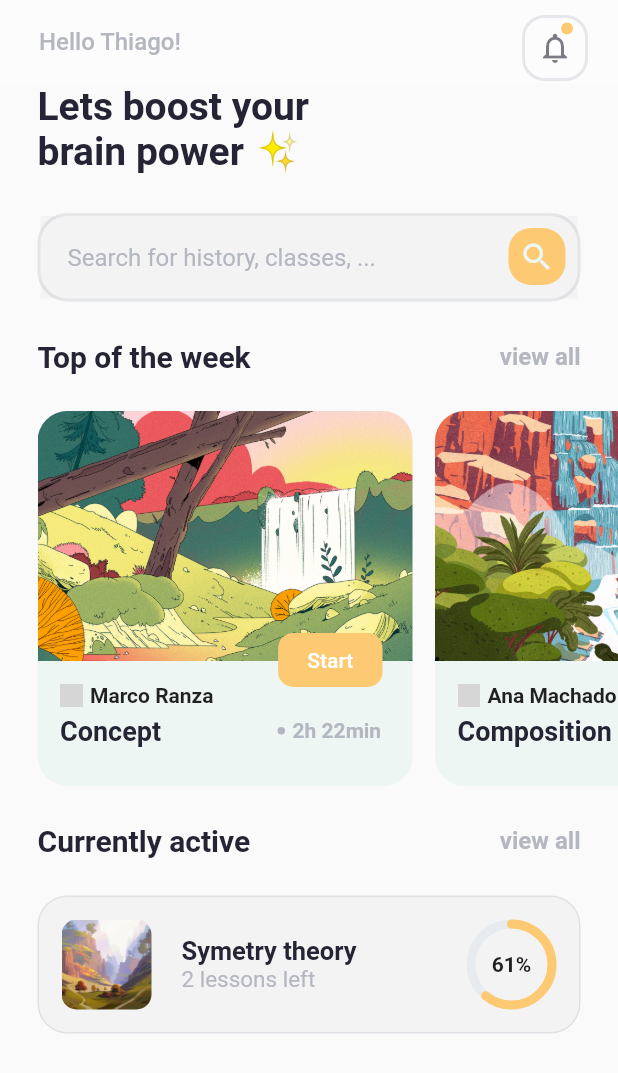
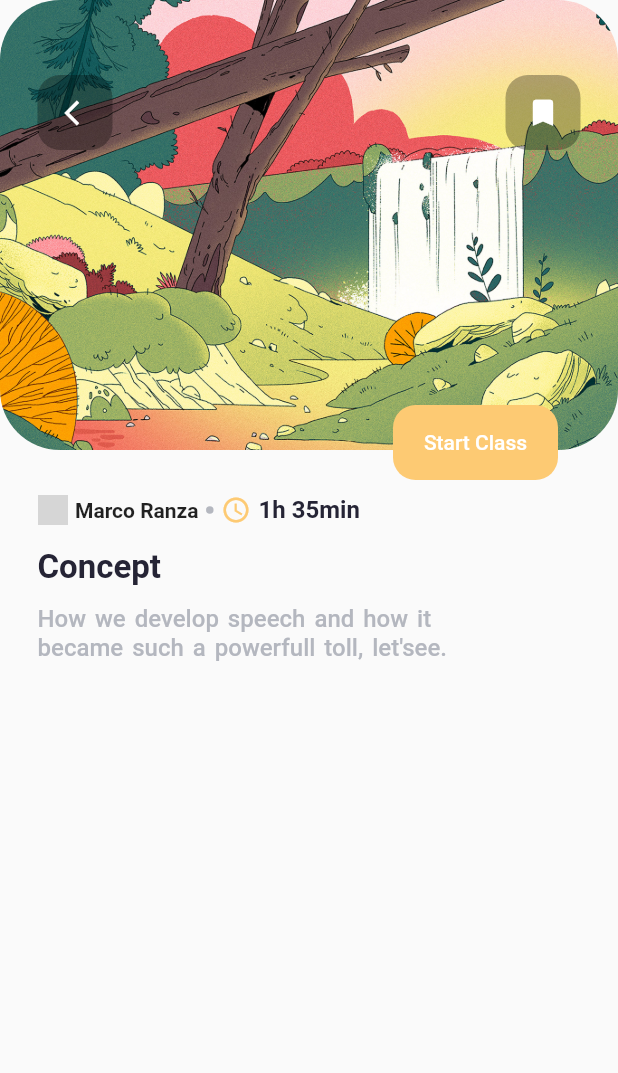
Before and after one commit to td-santos/Flutter_Course_App, a Flutter app: the screen it shows after launch, after a tap on "Start", on a phone screen of 412 x 824 dp. Shown: the top 1073 px of the screen. Run offline on Flutter 3.47's test engine with Material 2 defaults, Android fonts, the phone set to English and light mode, and no system bars; drawn by our look-alikes of percent_indicator; network calls fail; grey boxes are pictures that could not be loaded.

Commit message:
detailPage part1

```diff
--- /dev/null
+++ b/flutter_course_app/lib/screens/detail/detail.dart
@@ -0,0 +1,26 @@
+import 'package:flutter/material.dart';
+import 'package:flutter_course_app/models/course.dart';
+import 'package:flutter_course_app/screens/detail/widget/course_description.dart';
+import 'package:flutter_course_app/screens/detail/widget/course_progress.dart';
+import 'package:flutter_course_app/screens/detail/widget/custom_appbar.dart';
+
+class DetailPage extends StatelessWidget {
+  final Course course;
+  const DetailPage({ Key key,@required this.course }) : super(key: key);
+
+  @override
+  Widget build(BuildContext context) {
+    return Scaffold(
+      body: SingleChildScrollView(
+        child: Column(
+          mainAxisSize: MainAxisSize.min,
+          children: [
+            CustomAppBar(course: course,),
+            CourseDescription(course: course,),
+            CourseProgress()
+          ],
+        ),
+      ),
+    );
+  }
+}
--- /dev/null
+++ b/flutter_course_app/lib/screens/detail/widget/course_description.dart
@@ -0,0 +1,62 @@
+import 'package:flutter/material.dart';
+import 'package:flutter_course_app/constants/colors.dart';
+import 'package:flutter_course_app/models/course.dart';
+
+class CourseDescription extends StatelessWidget {
+  final Course course;
+  const CourseDescription({ Key key,@required this.course }) : super(key: key);
+
+  @override
+  Widget build(BuildContext context) {
+    return Container(
+      padding: EdgeInsets.symmetric(horizontal: 25,vertical: 10),
+      child: Column(
+        crossAxisAlignment: CrossAxisAlignment.start,
+        children: [
+          Row(
+            children: [
+              ClipRRect(
+                borderRadius: BorderRadius.circular(50),
+                child: Image.network(course.authorImg,width: 20,)
+              ),
+              SizedBox(width: 5,),
+              Text(course.author, style: TextStyle(
+                fontWeight: FontWeight.bold
+              ),),
+              Container(
+                margin: EdgeInsets.symmetric(horizontal: 5),
+                height: 5,
+                width: 5,
+                decoration: BoxDecoration(
+                  shape: BoxShape.circle,
+                  color: kFontLight
+                ),
+              ),
+              Icon(Icons.access_time,size: 20, color: kAccent,),
+              SizedBox(width: 5,),
+              Text('1h 35min', style: TextStyle(
+                fontWeight: FontWeight.bold,
+                fontSize: 16,
+                color: kFont
+              ),)
+            ],
+          ),
+          SizedBox(height: 15,),
+          Text(course.title,style: TextStyle(
+            fontWeight: FontWeight.bold,
+            fontSize: 22,
+            color: kFont
+          ),),
+          SizedBox(height: 12,),
+          Text('How we develop speech and how it\nbecame such a powerfull toll, let\'see.',
+            style: TextStyle(
+              wordSpacing: 2,
+              fontWeight: FontWeight.w500,
+              fontSize: 16,
+              color: kFontLight
+            ),)
+        ],
+      ),
+    );
+  }
+}
--- /dev/null
+++ b/flutter_course_app/lib/screens/detail/widget/course_progress.dart
@@ -0,0 +1,12 @@
+import 'package:flutter/material.dart';
+
+class CourseProgress extends StatelessWidget {
+  const CourseProgress({ Key key }) : super(key: key);
+
+  @override
+  Widget build(BuildContext context) {
+    return Container(
+
+    );
+  }
+}
--- /dev/null
+++ b/flutter_course_app/lib/screens/detail/widget/custom_appbar.dart
@@ -0,0 +1,91 @@
+import 'package:flutter/material.dart';
+import 'package:flutter_course_app/constants/colors.dart';
+import 'package:flutter_course_app/models/course.dart';
+
+class CustomAppBar extends StatelessWidget {
+  final Course course;
+  const CustomAppBar({ Key key, this.course }) : super(key: key);
+
+  @override
+  Widget build(BuildContext context) {
+    return Container(
+      child: Stack(
+        children: [
+          Column(
+            children: [
+              Container(
+                decoration: BoxDecoration(
+                  borderRadius: BorderRadius.circular(40)
+                ),
+                height: 300,
+                width: double.infinity,
+                child: ClipRRect(
+                  borderRadius: BorderRadius.circular(40),
+                  child: Image.asset(course.imageUrl,fit: BoxFit.cover,),
+                ),
+              ),
+              Container(
+                height: 20,
+              )
+            ],
+          ),
+          Positioned(
+            bottom: 0,
+            right: 40,
+            child: Container(
+              height: 50,
+              width: 110,
+              child: ElevatedButton(
+                onPressed: (){},
+                style: ElevatedButton.styleFrom(
+                  primary: kAccent,
+                  elevation: 0,
+                  shape: RoundedRectangleBorder(borderRadius: BorderRadius.circular(15))
+                ),
+                child: Text('Start Class'),
+              ),
+            )
+          ),
+
+          Positioned(
+            top: 50, //MediaQuery.of(context).padding.top,
+            left: 25,
+            child: Container(
+              height: 50,
+              width: 50,
+              padding: EdgeInsets.only(left: 6),
+              decoration: BoxDecoration(
+                color: Colors.black.withOpacity(0.3),
+                borderRadius: BorderRadius.circular(15)
+              ),
+              child: IconButton(
+                icon: Icon(Icons.arrow_back_ios, color: Colors.white,),
+                iconSize: 20,
+                onPressed: (){
+                  Navigator.of(context).pop();
+                }),
+            )
+            ),
+
+            Positioned(
+              top: 50,
+              right: 25,
+              child: Container(
+              height: 50,
+              width: 50,
+              //padding: EdgeInsets.only(left: 6),
+              decoration: BoxDecoration(
+                color: Colors.black.withOpacity(0.3),
+                borderRadius: BorderRadius.circular(15)
+              ),
+              child: IconButton(
+                icon: Icon(Icons.bookmark, color: Colors.white,),
+                iconSize: 23,
+                onPressed: (){}),
+            )
+            )
+        ],
+      )
+    );
+  }
+}
--- a/flutter_course_app/lib/screens/home/home_page.dart
+++ b/flutter_course_app/lib/screens/home/home_page.dart
@@ -29,6 +29,51 @@ class HomePage extends StatelessWidget {
           ],
         ),
       ),
+      bottomNavigationBar: _navigationBar(),
+    );
+  }
+
+  BottomNavigationBar _navigationBar() {
+    return BottomNavigationBar(
+      type: BottomNavigationBarType.fixed,
+      backgroundColor: kBackground,
+      showSelectedLabels: false,
+      showUnselectedLabels: false,
+      items: [
+        BottomNavigationBarItem(
+          label: 'home',
+          icon: Container(
+            padding: EdgeInsets.only(bottom: 5),
+            decoration: BoxDecoration(
+              border: Border(
+                bottom: BorderSide(
+                  color: kAccent,
+                  width: 2
+                )
+              )
+            ),
+            child: Text('Home', style: TextStyle(
+              fontWeight: FontWeight.bold
+            ),),
+          )
+        ),
+
+        BottomNavigationBarItem(
+          label: 'calendar',
+          icon: Icon(Icons.calendar_today,size: 22,)
+        ),
+
+        BottomNavigationBarItem(
+          label: 'bookmark',
+          icon: Icon(Icons.bookmark_border_outlined,size: 22,)
+        ),
+
+        BottomNavigationBarItem(
+          label: 'user',
+          icon: Icon(Icons.person_outline,size: 22,)
+        ),
+
+      ],
     );
   }
 
--- a/flutter_course_app/lib/screens/home/widget/course_item.dart
+++ b/flutter_course_app/lib/screens/home/widget/course_item.dart
@@ -1,6 +1,7 @@
 import 'package:flutter/material.dart';
 import 'package:flutter_course_app/constants/colors.dart';
 import 'package:flutter_course_app/models/course.dart';
+import 'package:flutter_course_app/screens/detail/detail.dart';
 
 class CourseItem extends StatelessWidget {
 
@@ -90,7 +91,10 @@ class CourseItem extends StatelessWidget {
             bottom: 60,
             right: 20,
             child: ElevatedButton(
-              onPressed: (){},
+              onPressed: (){
+                Navigator.of(context).push(MaterialPageRoute(
+                  builder: (context)=>DetailPage(course: course)));
+              },
               style: ElevatedButton.styleFrom(
                 primary: kAccent,
                 elevation: 0,
```
